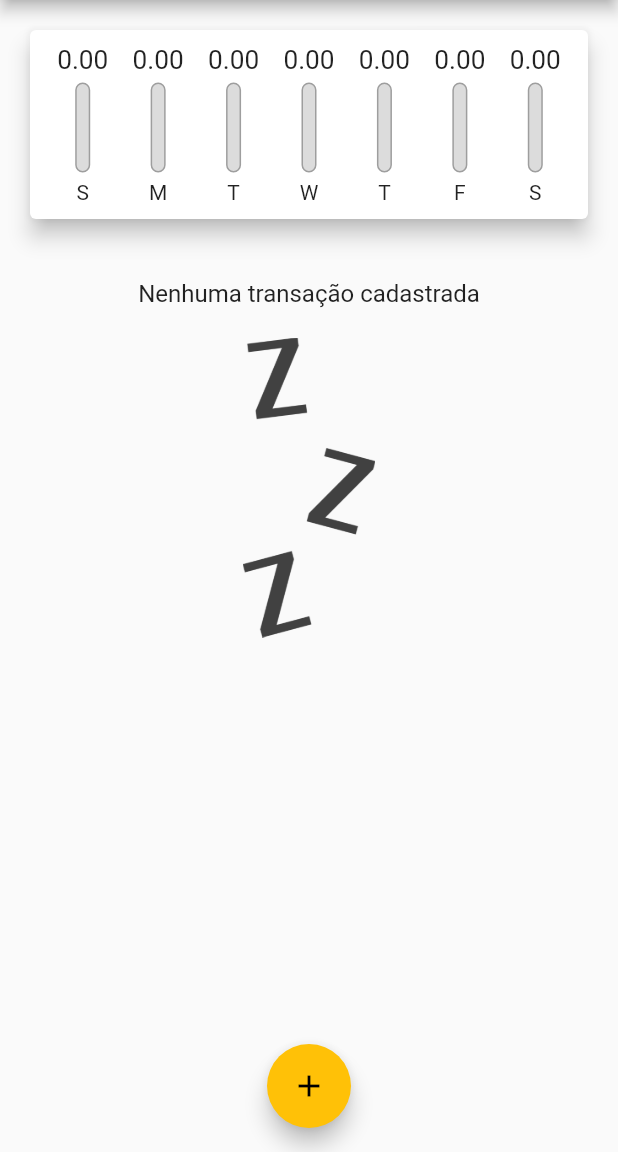
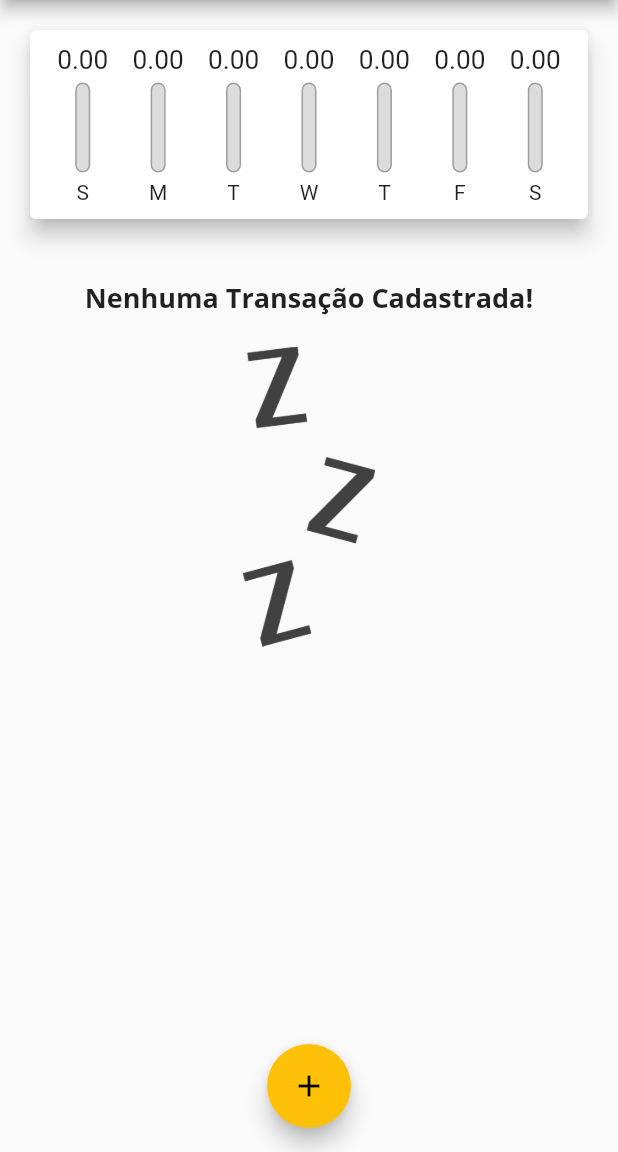
Before and after one commit to alexandreccarmo/expenses, a Flutter app: the screen it shows after launch, on a phone screen of 412 x 824 dp, the part 84-1236 px from its top. Run offline on Flutter 3.47's test engine with Material 2 defaults, Android fonts, the phone set to English and light mode, and no system bars.

Commit message:
solucao temporario pra rolagem da lista

```diff
--- a/lib/components/transaction_list.dart
+++ b/lib/components/transaction_list.dart
@@ -1,37 +1,38 @@
-import 'package:expenses/models/transaction.dart';
 import 'package:flutter/material.dart';
+import '../models/transaction.dart';
 import 'package:intl/intl.dart';
 
 class TransactionList extends StatelessWidget {
-
-  List<Transaction> transactions;
+  final List<Transaction> transactions;
   final void Function(String) onRemove;
 
   TransactionList(this.transactions, this.onRemove);
 
   @override
-  Widget build(BuildContext context){
+  Widget build(BuildContext context) {
     return Container(
-        height: 300,
-        child: transactions.isEmpty ? Column(
+      height: 430,
+      child: transactions.isEmpty
+          ? Column(
         children: <Widget>[
           SizedBox(height: 20),
           Text(
-              'Nenhuma transação cadastrada',
-              style: Theme.of(context).textTheme.titleMedium,
+            'Nenhuma Transação Cadastrada!',
+            style: Theme.of(context).textTheme.headline6,
           ),
           SizedBox(height: 20),
           Container(
             height: 200,
             child: Image.asset(
               'assets/images/waiting.png',
-                  fit:BoxFit.cover
+              fit: BoxFit.cover,
             ),
+          ),
+        ],
       )
-          ],
-        ) : ListView.builder(
+          : ListView.builder(
         itemCount: transactions.length,
-        itemBuilder: (ctx,index){
+        itemBuilder: (ctx, index) {
           final tr = transactions[index];
           return Card(
             elevation: 5,
@@ -39,7 +40,7 @@ class TransactionList extends StatelessWidget {
               vertical: 8,
               horizontal: 5,
             ),
-            child:  ListTile(
+            child: ListTile(
               leading: CircleAvatar(
                 radius: 30,
                 child: Padding(
@@ -51,7 +52,7 @@ class TransactionList extends StatelessWidget {
               ),
               title: Text(
                 tr.title,
-                style: Theme.of(context).textTheme.titleMedium,
+                style: Theme.of(context).textTheme.headline6,
               ),
               subtitle: Text(
                 DateFormat('d MMM y').format(tr.date),
@@ -64,11 +65,7 @@ class TransactionList extends StatelessWidget {
             ),
           );
         },
-      )
-
+      ),
     );
-
-
-
   }
 }
```
Lines whose indentation alone changed are shown as unchanged.
